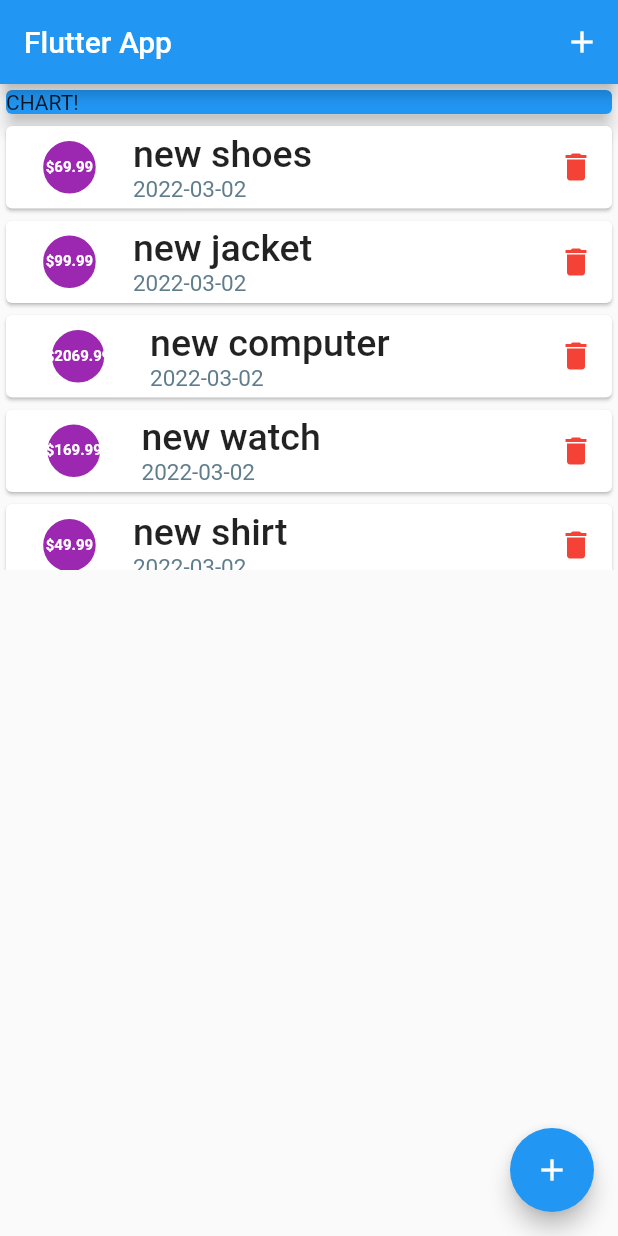
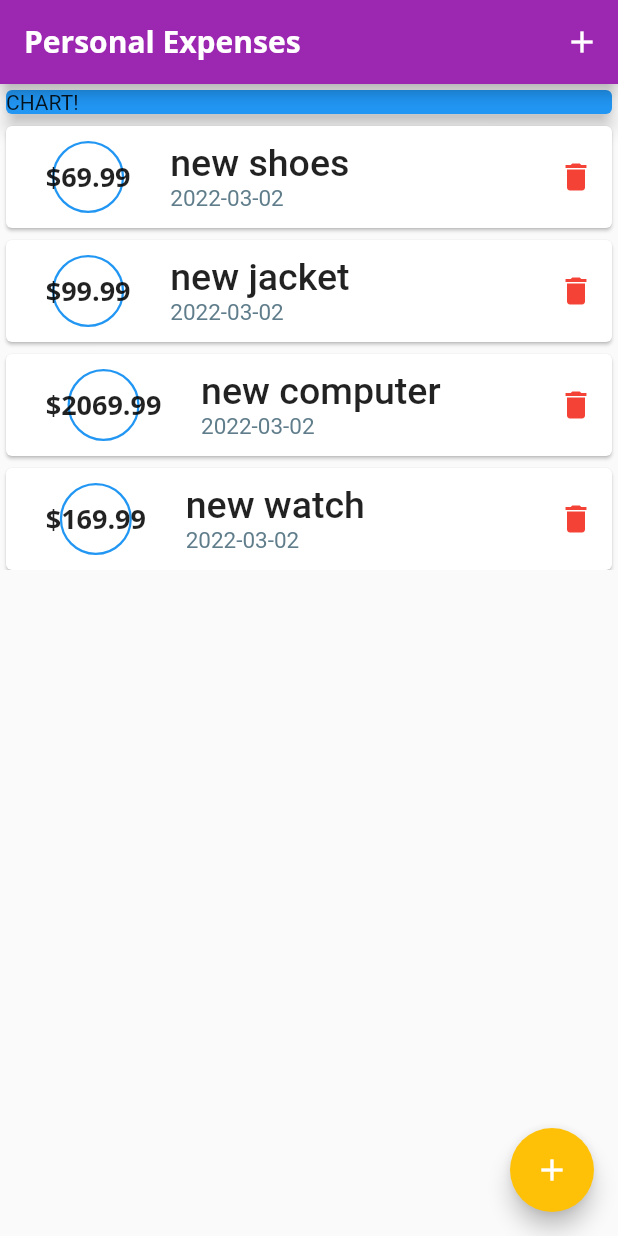
Before and after one commit to danghoanguet/personal_expenses_app, a Flutter app: the screen it shows after launch, on a phone screen of 412 x 824 dp. Run offline on Flutter 3.47's test engine with Material 2 defaults, Android fonts, the phone set to English and light mode, and no system bars.

Commit message:
Using theme and fonts

```diff
--- a/lib/main.dart
+++ b/lib/main.dart
@@ -10,7 +10,23 @@ class MyApp extends StatelessWidget {
   @override
   Widget build(BuildContext context) {
     return MaterialApp(
-      title: 'Flutter App',
+      title: 'Personal Expenses',
+      theme: ThemeData(
+        fontFamily: 'Quicksand',
+        textTheme: ThemeData.light().textTheme.copyWith(
+            titleMedium: TextStyle(
+                fontFamily: 'OpenSans',
+                fontSize: 18,
+                fontWeight: FontWeight.bold)),
+        appBarTheme: AppBarTheme(
+            textTheme: ThemeData.light().textTheme.copyWith(
+                titleLarge: TextStyle(
+                    fontFamily: 'OpenSans',
+                    fontSize: 20,
+                    fontWeight: FontWeight.bold))),
+        colorScheme: ColorScheme.fromSwatch(primarySwatch: Colors.purple)
+            .copyWith(secondary: Colors.amber),
+      ),
       home: MyHomePage(),
     );
   }
@@ -41,7 +57,9 @@ class _MyHomePageState extends State<MyHomePage> {
   Widget build(BuildContext context) {
     return Scaffold(
       appBar: AppBar(
-        title: Text('Flutter App'),
+        title: Text(
+          'Personal Expenses',
+        ),
         actions: [
           IconButton(
             onPressed: () => _startAddNewTransaction(context),
--- a/lib/widgets/transaction_card.dart
+++ b/lib/widgets/transaction_card.dart
@@ -17,17 +17,13 @@ class TransactionCard extends StatelessWidget {
             padding: EdgeInsets.all(10),
             margin: EdgeInsets.symmetric(horizontal: 15, vertical: 10),
             decoration: BoxDecoration(
-              color: Colors.purple,
-              border: Border.all(width: 1.5, color: Colors.purple),
+              border:
+                  Border.all(width: 1.5, color: Theme.of(context).primaryColor),
               shape: BoxShape.circle,
             ),
             child: Text(
               '\$' + '${transaction.amount.toStringAsFixed(2)}',
-              style: TextStyle(
-                fontWeight: FontWeight.bold,
-                color: Colors.white,
-                fontSize: 10,
-              ),
+              style: Theme.of(context).textTheme.titleMedium,
               textAlign: TextAlign.center,
             ),
           ),
```
Also changed, not shown: pubspec.yaml (+11 -6 lines), assets/fonts/OpenSans-Bold.ttf (added), assets/fonts/OpenSans-Regular.ttf (added), assets/fonts/Quicksand-Bold.ttf (added), assets/fonts/Quicksand-Light.ttf (added), assets/fonts/Quicksand-Medium.ttf (added), assets/fonts/Quicksand-Regular.ttf (added).
